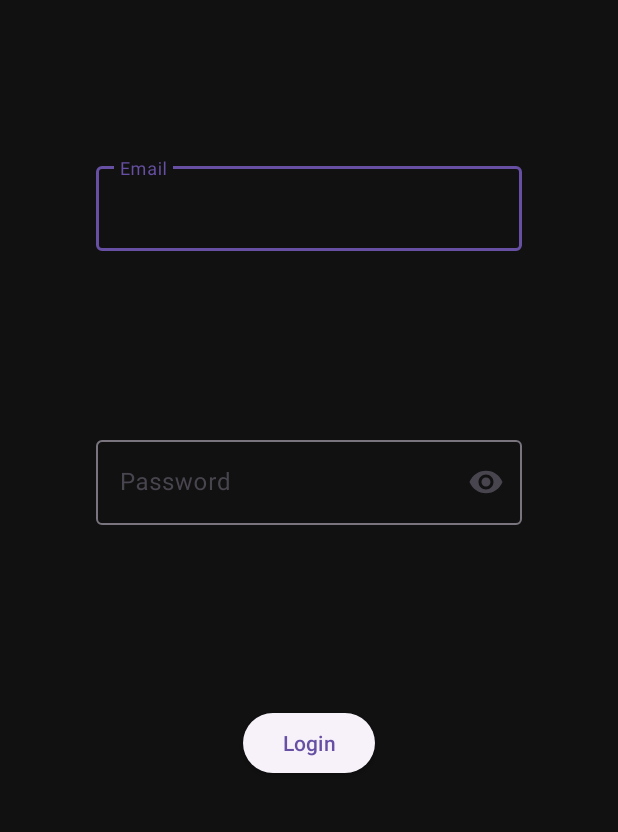
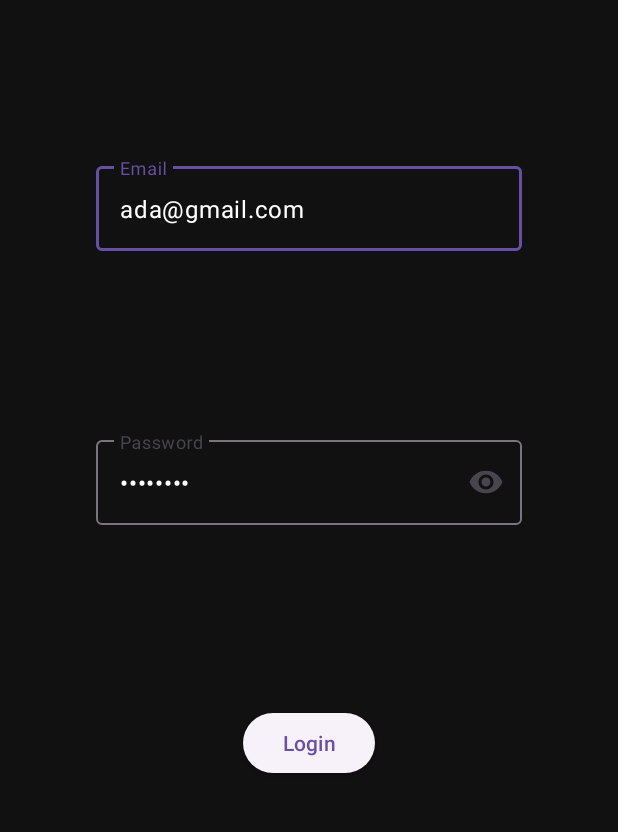
Before and after one commit to BrianTsangCa/UMovie-Android-, an Android app: the LoginActivity screen opened directly, with no data from a screen before it, on a phone screen of 412 x 824 dp, the part 300-1132 px from its top. Run offline under Robolectric (Android 15) with nearby library versions, the phone set to English and light mode, and no system bars; our stand-ins replace Firebase (no records; nobody signed in at launch, a user with empty details on screens opened directly); network calls fail.

```diff
--- a/app/src/main/java/com/example/umovieandroid/Adapter/CardAdapter.java
+++ b/app/src/main/java/com/example/umovieandroid/Adapter/CardAdapter.java
@@ -17,6 +17,7 @@ import com.example.umovieandroid.MovieActivity;
 import com.example.umovieandroid.R;
 import com.squareup.picasso.Picasso;
 
+import java.util.Collections;
 import java.util.List;
 
 public class CardAdapter extends RecyclerView.Adapter<CardAdapter.ViewHolder> {
@@ -32,7 +33,6 @@ public class CardAdapter extends RecyclerView.Adapter<CardAdapter.ViewHolder> {
         this.context = context;
         this.movieList = movieList;
     }
-
     @NonNull
     @Override
     public CardAdapter.ViewHolder onCreateViewHolder(@NonNull ViewGroup parent, int viewType) {
@@ -48,7 +48,7 @@ public class CardAdapter extends RecyclerView.Adapter<CardAdapter.ViewHolder> {
                 intent.putExtra("title", movieList.get(holder.getAdapterPosition()).getTitle());
                 intent.putExtra("rating", movieList.get(holder.getAdapterPosition()).getVote_average() + "");
                 intent.putExtra("year", movieList.get(holder.getAdapterPosition()).getRelease_date());
-                if(movieList.get(holder.getAdapterPosition()).getSimilarityScores()!=-1){
+                if (movieList.get(holder.getAdapterPosition()).getSimilarityScores() != -1) {
                     intent.putExtra("score", movieList.get(holder.getAdapterPosition()).getSimilarityScores());
                 }
                 startActivity(context, intent, null);
--- a/app/src/main/java/com/example/umovieandroid/MainActivity.java
+++ b/app/src/main/java/com/example/umovieandroid/MainActivity.java
@@ -558,14 +558,15 @@ public class MainActivity extends AppCompatActivity {
                             public void run() {
                                 for (int i = 0; i < movieList_movieVector.size(); i++) {
                                     movieDao.insertMovieVector(new MovieVector(movieTitles.get(i), movieVector.get(i)));
-                                    calculateSimilarityScores();
-                                    generatePersonalizedMovieLists();
                                 }
                             }
                         });
                         recyclerviewRecommended.setLayoutManager(new LinearLayoutManager(MainActivity.this, LinearLayoutManager.HORIZONTAL, false));
                         recommendedAdapter = new CardAdapter(MainActivity.this, movieList_movieVector);
                         recyclerviewRecommended.setAdapter(recommendedAdapter);
+                        calculateSimilarityScores();
+                        generatePersonalizedMovieLists();
+                        recommendedAdapter.notifyDataSetChanged();
                     }
                 }, new Response.ErrorListener() {
                     @Override
--- a/app/src/main/res/layout/activity_login.xml
+++ b/app/src/main/res/layout/activity_login.xml
@@ -35,6 +35,7 @@
             android:id='@+id/txtemail_login'
             android:layout_width="match_parent"
             android:layout_height="wrap_content"
+            android:text="ada@gmail.com"
             android:textColor="@color/white" />
 
     </com.google.android.material.textfield.TextInputLayout>
@@ -60,6 +61,7 @@
             android:layout_width="match_parent"
             android:layout_height="wrap_content"
             android:inputType="textPassword"
+            android:text="11111111"
             android:textColor="@color/white" />
 
     </com.google.android.material.textfield.TextInputLayout>
```
